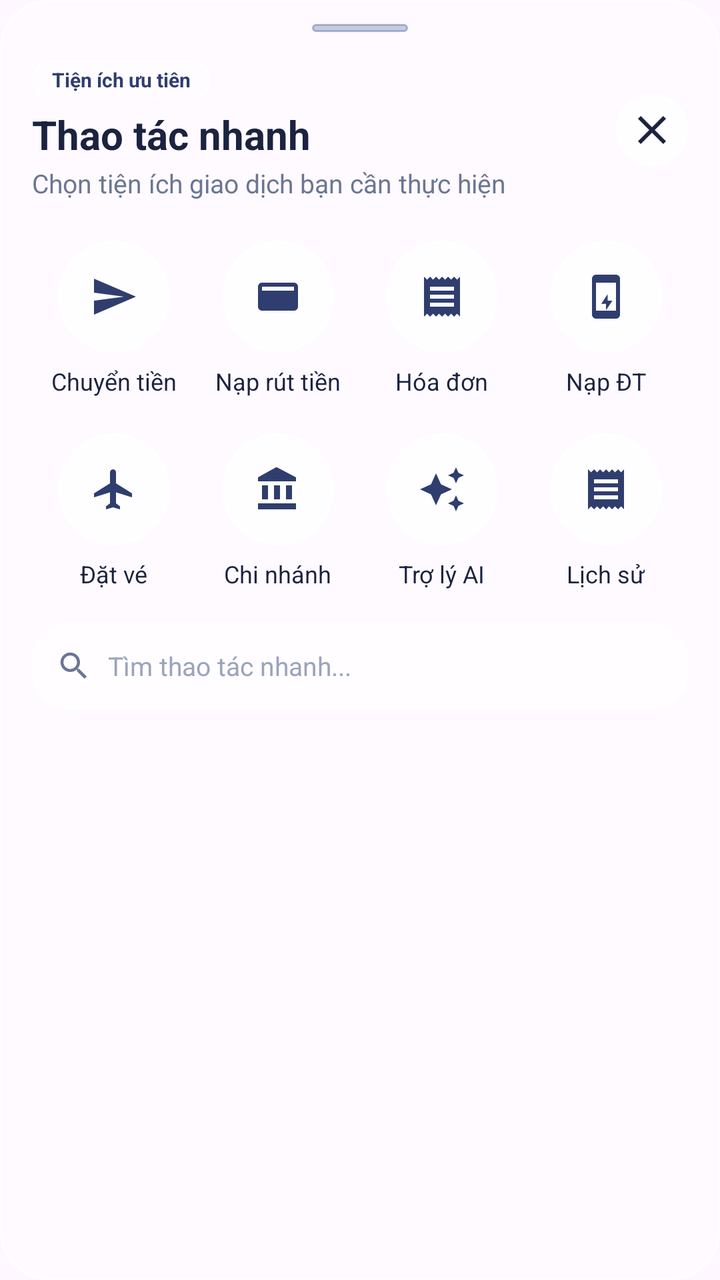
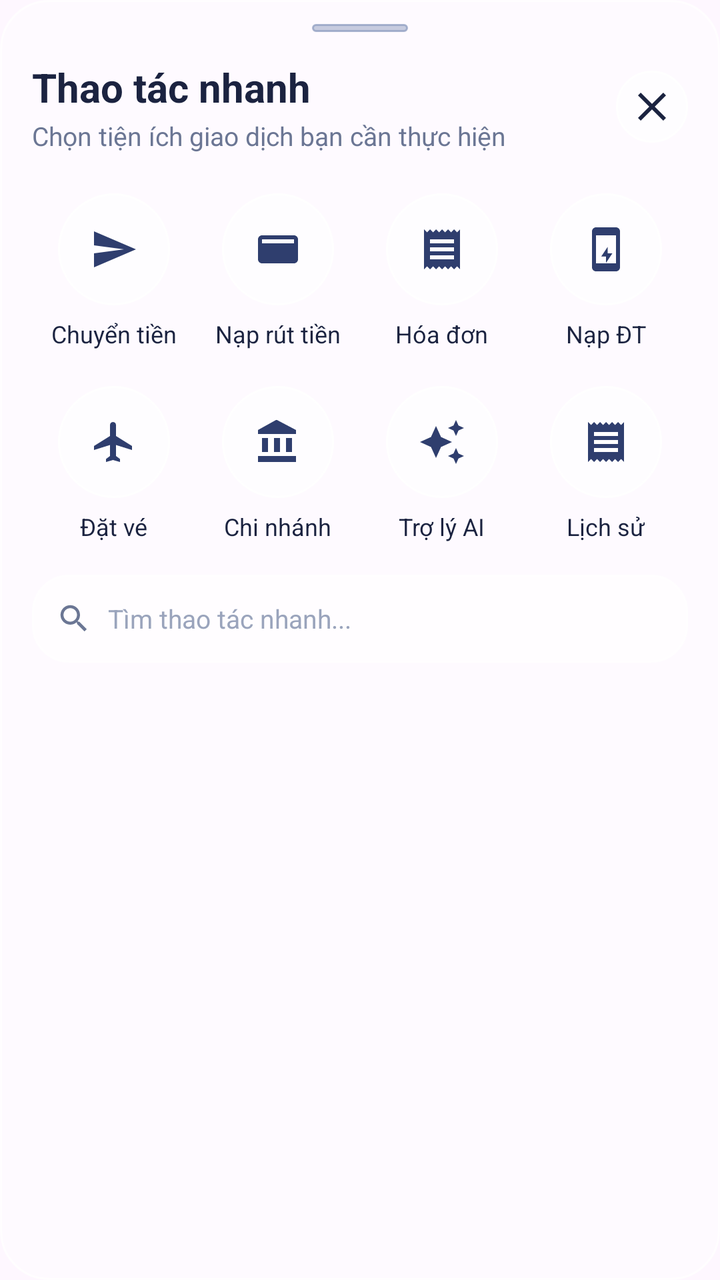

Before-and-after screenshots of an Android layout around one commit, followed by the original layout XML and the change that was made.
<!-- AndroidManifest.xml: application theme Theme.Final_term -->
<!-- res/layout/bottom_sheet_quick_actions.xml -->
<?xml version="1.0" encoding="utf-8"?>
<LinearLayout xmlns:android="http://schemas.android.com/apk/res/android"
    xmlns:app="http://schemas.android.com/apk/res-auto"
    android:layout_width="match_parent"
    android:layout_height="wrap_content"
    android:background="@drawable/glass_panel_card"
    android:backgroundTint="@color/glass_sheet"
    android:elevation="16dp"
    android:orientation="vertical"
    android:paddingStart="16dp"
    android:paddingTop="12dp"
    android:paddingEnd="16dp"
    android:paddingBottom="28dp">

    
    <View
        android:layout_width="48dp"
        android:layout_height="4dp"
        android:layout_gravity="center_horizontal"
        android:layout_marginBottom="14dp"
        android:background="@drawable/glass_pill_button"
        android:backgroundTint="@color/bg_slate" />

    
    <LinearLayout
        android:layout_width="match_parent"
        android:layout_height="wrap_content"
        android:gravity="center_vertical"
        android:orientation="horizontal">

        <LinearLayout
            android:layout_width="0dp"
            android:layout_height="wrap_content"
            android:layout_weight="1"
            android:orientation="vertical">

            <TextView
                android:layout_width="wrap_content"
                android:layout_height="wrap_content"
                android:background="@drawable/glass_pill_bg"
                android:paddingHorizontal="10dp"
                android:paddingVertical="3dp"
                android:text="Tiện ích ưu tiên"
                android:textColor="@color/navy"
                android:textSize="10sp"
                android:textStyle="bold" />

            <TextView
                android:layout_width="wrap_content"
                android:layout_height="wrap_content"
                android:layout_marginTop="4dp"
                android:text="@string/quick_actions_title"
                android:textColor="@color/ink"
                android:textSize="20sp"
                android:textStyle="bold" />

            <TextView
                android:layout_width="wrap_content"
                android:layout_height="wrap_content"
                android:layout_marginTop="2dp"
                android:text="@string/quick_actions_subtitle"
                android:textColor="@color/ink_muted"
                android:textSize="13sp" />
        </LinearLayout>

        <ImageButton
            android:id="@+id/close_sheet_btn"
            android:layout_width="36dp"
            android:layout_height="36dp"
            android:background="@drawable/circle_action_button"
            android:contentDescription="Đóng"
            android:padding="8dp"
            android:src="@drawable/ic_close" />
    </LinearLayout>

    
    <LinearLayout
        android:layout_width="match_parent"
        android:layout_height="wrap_content"
        android:layout_marginTop="20dp"
        android:orientation="horizontal">

        
        <LinearLayout
            android:id="@+id/qa_transfer"
            android:layout_width="0dp"
            android:layout_height="wrap_content"
            android:layout_weight="1"
            android:background="?attr/selectableItemBackgroundBorderless"
            android:clickable="true"
            android:focusable="true"
            android:gravity="center"
            android:orientation="vertical">

            <ImageView
                android:layout_width="56dp"
                android:layout_height="56dp"
                android:background="@drawable/circle_action_button"
                android:contentDescription="@string/quick_action_transfer"
                android:elevation="3dp"
                android:padding="16dp"
                android:src="@drawable/ic_nav_send"
                app:tint="@color/navy" />

            <TextView
                android:layout_width="wrap_content"
                android:layout_height="wrap_content"
                android:layout_marginTop="6dp"
                android:text="@string/quick_action_transfer"
                android:textColor="@color/ink"
                android:textSize="12sp" />
        </LinearLayout>

        
        <LinearLayout
            android:id="@+id/qa_deposit_withdraw"
            android:layout_width="0dp"
            android:layout_height="wrap_content"
            android:layout_weight="1"
            android:background="?attr/selectableItemBackgroundBorderless"
            android:clickable="true"
            android:focusable="true"
            android:gravity="center"
            android:orientation="vertical">

            <ImageView
                android:layout_width="56dp"
                android:layout_height="56dp"
                android:background="@drawable/circle_action_button"
                android:contentDescription="@string/quick_action_deposit_withdraw"
                android:elevation="3dp"
                android:padding="16dp"
                android:src="@drawable/ic_nav_wallet"
                app:tint="@color/navy" />

            <TextView
                android:layout_width="wrap_content"
                android:layout_height="wrap_content"
                android:layout_marginTop="6dp"
                android:gravity="center"
                android:text="@string/quick_action_deposit_withdraw"
                android:textColor="@color/ink"
                android:textSize="12sp" />
        </LinearLayout>

        
        <LinearLayout
            android:id="@+id/qa_bills"
            android:layout_width="0dp"
            android:layout_height="wrap_content"
            android:layout_weight="1"
            android:background="?attr/selectableItemBackgroundBorderless"
            android:clickable="true"
            android:focusable="true"
            android:gravity="center"
            android:orientation="vertical">

            <ImageView
                android:layout_width="56dp"
                android:layout_height="56dp"
                android:background="@drawable/circle_action_button"
                android:contentDescription="@string/quick_action_bill"
                android:elevation="3dp"
                android:padding="16dp"
                android:src="@drawable/ic_receipt"
                app:tint="@color/navy" />

            <TextView
                android:layout_width="wrap_content"
                android:layout_height="wrap_content"
                android:layout_marginTop="6dp"
                android:text="@string/quick_action_bill"
                android:textColor="@color/ink"
                android:textSize="12sp" />
        </LinearLayout>

        
        <LinearLayout
            android:id="@+id/qa_topup"
            android:layout_width="0dp"
            android:layout_height="wrap_content"
            android:layout_weight="1"
            android:background="?attr/selectableItemBackgroundBorderless"
            android:clickable="true"
            android:focusable="true"
            android:gravity="center"
            android:orientation="vertical">

            <ImageView
                android:layout_width="56dp"
                android:layout_height="56dp"
                android:background="@drawable/circle_action_button"
                android:contentDescription="@string/quick_action_topup"
                android:elevation="3dp"
                android:padding="16dp"
                android:src="@drawable/ic_phone_topup"
                app:tint="@color/navy" />

            <TextView
                android:layout_width="wrap_content"
                android:layout_height="wrap_content"
                android:layout_marginTop="6dp"
                android:text="@string/quick_action_topup"
                android:textColor="@color/ink"
                android:textSize="12sp" />
        </LinearLayout>
    </LinearLayout>

    
    <LinearLayout
        android:layout_width="match_parent"
        android:layout_height="wrap_content"
        android:layout_marginTop="18dp"
        android:orientation="horizontal">

        
        <LinearLayout
            android:id="@+id/qa_booking"
            android:layout_width="0dp"
            android:layout_height="wrap_content"
            android:layout_weight="1"
            android:background="?attr/selectableItemBackgroundBorderless"
            android:clickable="true"
            android:focusable="true"
            android:gravity="center"
            android:orientation="vertical">

            <ImageView
                android:layout_width="56dp"
                android:layout_height="56dp"
                android:background="@drawable/circle_action_button"
                android:contentDescription="@string/quick_action_booking"
                android:elevation="3dp"
                android:padding="16dp"
                android:src="@drawable/ic_flight"
                app:tint="@color/navy" />

            <TextView
                android:layout_width="wrap_content"
                android:layout_height="wrap_content"
                android:layout_marginTop="6dp"
                android:text="@string/quick_action_booking"
                android:textColor="@color/ink"
                android:textSize="12sp" />
        </LinearLayout>

        
        <LinearLayout
            android:id="@+id/qa_branch"
            android:layout_width="0dp"
            android:layout_height="wrap_content"
            android:layout_weight="1"
            android:background="?attr/selectableItemBackgroundBorderless"
            android:clickable="true"
            android:focusable="true"
            android:gravity="center"
            android:orientation="vertical">

            <ImageView
                android:layout_width="56dp"
                android:layout_height="56dp"
                android:background="@drawable/circle_action_button"
                android:contentDescription="@string/quick_action_branch"
                android:elevation="3dp"
                android:padding="16dp"
                android:src="@drawable/ic_branch"
                app:tint="@color/navy" />

            <TextView
                android:layout_width="wrap_content"
                android:layout_height="wrap_content"
                android:layout_marginTop="6dp"
                android:text="@string/quick_action_branch"
                android:textColor="@color/ink"
                android:textSize="12sp" />
        </LinearLayout>

        
        <LinearLayout
            android:id="@+id/qa_ai"
            android:layout_width="0dp"
            android:layout_height="wrap_content"
            android:layout_weight="1"
            android:background="?attr/selectableItemBackgroundBorderless"
            android:clickable="true"
            android:focusable="true"
            android:gravity="center"
            android:orientation="vertical">

            <ImageView
                android:layout_width="56dp"
                android:layout_height="56dp"
                android:background="@drawable/circle_action_button"
                android:contentDescription="@string/quick_action_ai"
                android:elevation="3dp"
                android:padding="16dp"
                android:src="@drawable/ic_ai_spark"
                app:tint="@color/navy" />

            <TextView
                android:layout_width="wrap_content"
                android:layout_height="wrap_content"
                android:layout_marginTop="6dp"
                android:text="@string/quick_action_ai"
                android:textColor="@color/ink"
                android:textSize="12sp" />
        </LinearLayout>

        
        <LinearLayout
            android:id="@+id/qa_history"
            android:layout_width="0dp"
            android:layout_height="wrap_content"
            android:layout_weight="1"
            android:background="?attr/selectableItemBackgroundBorderless"
            android:clickable="true"
            android:focusable="true"
            android:gravity="center"
            android:orientation="vertical">

            <ImageView
                android:layout_width="56dp"
                android:layout_height="56dp"
                android:background="@drawable/circle_action_button"
                android:contentDescription="@string/quick_action_history"
                android:elevation="3dp"
                android:padding="16dp"
                android:src="@drawable/ic_receipt"
                app:tint="@color/navy" />

            <TextView
                android:layout_width="wrap_content"
                android:layout_height="wrap_content"
                android:layout_marginTop="6dp"
                android:text="@string/quick_action_history"
                android:textColor="@color/ink"
                android:textSize="12sp" />
        </LinearLayout>
    </LinearLayout>

    <LinearLayout
        android:layout_width="match_parent"
        android:layout_height="44dp"
        android:layout_marginTop="16dp"
        android:background="@drawable/input_glass_field"
        android:gravity="center_vertical"
        android:paddingStart="12dp"
        android:paddingEnd="12dp">

        <ImageView
            android:layout_width="18dp"
            android:layout_height="18dp"
            android:contentDescription=""
            android:src="@drawable/ic_search"
            app:tint="@color/ink_muted" />

        <EditText
            android:id="@+id/quick_action_search"
            android:layout_width="0dp"
            android:layout_height="match_parent"
            android:layout_marginStart="8dp"
            android:layout_weight="1"
            android:background="@android:color/transparent"
            android:hint="Tìm thao tác nhanh..."
            android:imeOptions="actionSearch"
            android:inputType="text"
            android:singleLine="true"
            android:textColor="@color/ink"
            android:textColorHint="@color/ink_faint"
            android:textSize="13sp" />
    </LinearLayout>

</LinearLayout>
<!-- resources referenced by this layout -->
<resources>
  <color name="bg_slate">#FF8D9CC0</color>
  <color name="glass_sheet">#F2FFFFFF</color>
  <color name="ink">#FF1B2340</color>
  <color name="ink_faint">#FF9AA4BC</color>
  <color name="ink_muted">#FF6B7694</color>
  <color name="navy">#FF2F3E6E</color>
  <!-- drawable glass_pill_bg (drawable) -->
  <?xml version="1.0" encoding="utf-8"?>
  <shape xmlns:android="http://schemas.android.com/apk/res/android"
      android:shape="rectangle">
      <solid android:color="@color/glass_pill" />
      <corners android:radius="999dp" />
      <stroke
          android:width="1dp"
          android:color="@color/glass_border" />
  </shape>
  <!-- drawable ic_branch (drawable) -->
  <vector xmlns:android="http://schemas.android.com/apk/res/android"
      android:width="24dp"
      android:height="24dp"
      android:viewportWidth="24"
      android:viewportHeight="24">
      <path
          android:fillColor="@color/navy"
          android:pathData="M4,10v7h3v-7H4zm6,0v7h3v-7h-3zM2,22h19v-3H2v3zm14,-12v7h3v-7h-3zm-5,-9L2,6v2h19V6l-9.5,-5z" />
  </vector>
  <!-- drawable ic_close (drawable) -->
  <vector xmlns:android="http://schemas.android.com/apk/res/android"
      android:width="24dp"
      android:height="24dp"
      android:viewportWidth="24"
      android:viewportHeight="24">
      <path
          android:fillColor="@color/ink"
          android:pathData="M19,6.41L17.59,5 12,10.59 6.41,5 5,6.41 10.59,12 5,17.59 6.41,19 12,13.41 17.59,19 19,17.59 13.41,12z" />
  </vector>
  <!-- drawable ic_nav_send (drawable) -->
  <vector xmlns:android="http://schemas.android.com/apk/res/android" android:width="24dp" android:height="24dp" android:viewportWidth="24" android:viewportHeight="24">
      <path android:fillColor="#FF2F3E6E" android:pathData="M2,21l21,-9L2,3v7l15,2 -15,2z" />
  </vector>
  <!-- drawable ic_nav_wallet (drawable) -->
  <vector xmlns:android="http://schemas.android.com/apk/res/android" android:width="24dp" android:height="24dp" android:viewportWidth="24" android:viewportHeight="24">
      <path android:fillColor="#FFFFFFFF" android:pathData="M4,5h16c1.1,0 2,0.9 2,2v10c0,1.1 -0.9,2 -2,2H4c-1.1,0 -2,-0.9 -2,-2V7c0,-1.1 0.9,-2 2,-2zM4,7v2h16V7zM15,13h3v2h-3z" />
  </vector>
  <string name="quick_action_ai">Trợ lý AI</string>
  <string name="quick_action_bill">Hóa đơn</string>
  <string name="quick_action_booking">Đặt vé</string>
  <string name="quick_action_branch">Chi nhánh</string>
  <string name="quick_action_deposit_withdraw">Nạp rút tiền</string>
  <string name="quick_action_history">Lịch sử</string>
  <string name="quick_action_topup">Nạp ĐT</string>
  <string name="quick_action_transfer">Chuyển tiền</string>
  <string name="quick_actions_subtitle">Chọn tiện ích giao dịch bạn cần thực hiện</string>
  <string name="quick_actions_title">Thao tác nhanh</string>
  <style name="Theme.Final_term" parent="Base.Theme.Final_term" />
  <color name="glass_card_pressed">#8AFFFFFF</color>
  <color name="glass_circle_btn">#A6FFFFFF</color>
  <color name="white">#FFFFFFFF</color>
  <color name="glass_card">#73FFFFFF</color>
  <color name="glass_border">#BFFFFFFF</color>
  <color name="glass_pill">#80FFFFFF</color>
  <color name="slate_blue">#FF5A6C99</color>
  <color name="bg_mist">#FFF4F6FA</color>
  <color name="bg_slate_soft">#FFB9C4DC</color>
  <color name="danger">#FFD8475F</color>
  <style name="NimbusSpinnerStyle" parent="Widget.AppCompat.Spinner">
          <item name="android:popupBackground">@drawable/bg_nimbus_dropdown_popup</item>
          <item name="android:dropDownVerticalOffset">6dp</item>
      </style>
  <!-- drawable bg_nimbus_dropdown_popup (drawable) -->
  <?xml version="1.0" encoding="utf-8"?>
  <shape xmlns:android="http://schemas.android.com/apk/res/android"
      android:shape="rectangle">
      <solid android:color="@color/glass_sheet" />
      <corners android:radius="18dp" />
      <stroke
          android:width="1dp"
          android:color="@color/glass_border" />
  </shape>
  <!-- unchanged entries left out for length: 12 -->
</resources>

<!-- the commit's change to res/layout/bottom_sheet_quick_actions.xml (unified diff, before → after) -->
@@ -37,18 +37,6 @@
             <TextView
                 android:layout_width="wrap_content"
                 android:layout_height="wrap_content"
-                android:background="@drawable/glass_pill_bg"
-                android:paddingHorizontal="10dp"
-                android:paddingVertical="3dp"
-                android:text="Tiện ích ưu tiên"
-                android:textColor="@color/navy"
-                android:textSize="10sp"
-                android:textStyle="bold" />
-
-            <TextView
-                android:layout_width="wrap_content"
-                android:layout_height="wrap_content"
-                android:layout_marginTop="4dp"
                 android:text="@string/quick_actions_title"
                 android:textColor="@color/ink"
                 android:textSize="20sp"
<!-- resource entries referenced after the edit -->
@@ -6,16 +6,6 @@
   <color name="ink_faint">#FF9AA4BC</color>
   <color name="ink_muted">#FF6B7694</color>
   <color name="navy">#FF2F3E6E</color>
-  <!-- drawable glass_pill_bg (drawable) -->
-  <?xml version="1.0" encoding="utf-8"?>
-  <shape xmlns:android="http://schemas.android.com/apk/res/android"
-      android:shape="rectangle">
-      <solid android:color="@color/glass_pill" />
-      <corners android:radius="999dp" />
-      <stroke
-          android:width="1dp"
-          android:color="@color/glass_border" />
-  </shape>
   <!-- drawable ic_branch (drawable) -->
   <vector xmlns:android="http://schemas.android.com/apk/res/android"
       android:width="24dp"
